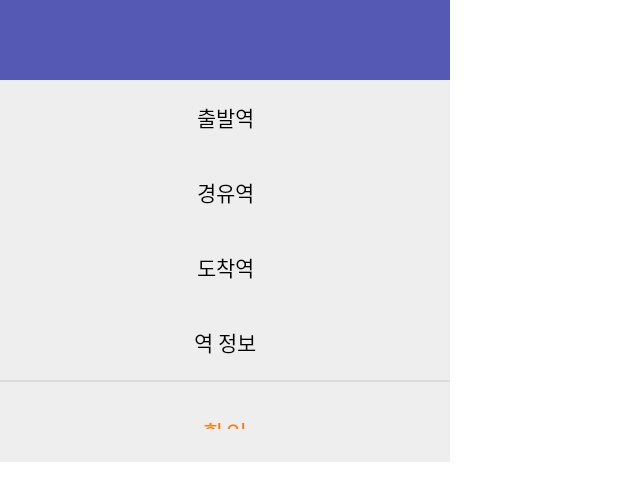
After one commit to PastPerson/MyeongRail, an Android app: the layout popup_activity.xml on its own in the app's theme, with its tools: preview values and no code run, on a phone screen of 412 x 824 dp. The commit adds this screen. Shown: the top 501 px of the screen. Run offline under Robolectric (Android 15) with nearby library versions, the phone set to English and light mode, and no system bars.

Commit message:
screen_coordinate&popup_add
팝업메뉴 및 좌표클릭시 팝업구현

```diff
--- a/teamproject/app/src/main/AndroidManifest.xml
+++ b/teamproject/app/src/main/AndroidManifest.xml
@@ -81,6 +81,7 @@
                 android:name="android.app.lib_name"
                 android:value="" />
         </activity>
+        <activity android:name=".PopupActivity" android:theme="@android:style/Theme.Dialog" />
     </application>
 
 </manifest>
--- /dev/null
+++ b/teamproject/app/src/main/res/layout/popup_activity.xml
@@ -0,0 +1,93 @@
+<?xml version="1.0" encoding="utf-8"?>
+<LinearLayout xmlns:android="http://schemas.android.com/apk/res/android"
+    android:background="#eeeeee"
+    android:orientation="vertical"
+    android:layout_width="300dp"
+    android:layout_height="wrap_content">
+
+    <!-- 타이틀바 -->
+    <LinearLayout
+        android:orientation="horizontal"
+        android:layout_width="match_parent"
+        android:layout_height="wrap_content">
+        <TextView
+            android:id="@+id/station_pop"
+            android:text=""
+            android:textSize="20sp"
+            android:textColor="#fff"
+            android:gravity="center"
+            android:background="#5559b4"
+            android:layout_width="match_parent"
+            android:layout_height="53dp" />
+    </LinearLayout>
+    <!-- //end 타이틀바 -->
+
+    <!-- Notice -->
+    <LinearLayout
+
+        android:orientation="vertical"
+        android:layout_width="match_parent"
+        android:layout_height="wrap_content">
+        <TextView
+            android:id="@+id/start_pop"
+            android:text="출발역"
+            android:textColor="#000"
+
+            android:gravity="center"
+
+            android:layout_width="match_parent"
+            android:layout_height="50dp" />
+        <TextView
+            android:id="@+id/transfer_pop"
+            android:text="경유역"
+            android:textColor="#000"
+
+            android:gravity="center"
+
+            android:layout_width="match_parent"
+            android:layout_height="50dp" />
+        <TextView
+            android:id="@+id/end_pop"
+            android:text="도착역"
+            android:textColor="#000"
+
+            android:gravity="center"
+
+            android:layout_width="match_parent"
+            android:layout_height="50dp" />
+        <TextView
+
+            android:text="역 정보"
+            android:textColor="#000"
+
+            android:gravity="center"
+
+            android:layout_width="match_parent"
+            android:layout_height="50dp" />
+    </LinearLayout>
+    <!-- Notice -->
+
+    <View
+        android:background="#66bdbdbd"
+        android:layout_width="match_parent"
+        android:layout_height="1dp" />
+
+    <!-- 닫기 버튼 -->
+    <LinearLayout
+        android:orientation="horizontal"
+        android:gravity="center"
+        android:layout_width="match_parent"
+        android:layout_height="wrap_content">
+        <Button
+            android:text="확인"
+            android:textSize="15sp"
+            android:textColor="#ff7a00"
+            android:padding="16dp"
+            android:gravity="center"
+            android:background="#00000000"
+            android:layout_width="match_parent"
+            android:layout_height="53dp"
+            android:onClick="mOnClose"/>
+    </LinearLayout>
+    <!--// 닫기 버튼 -->
+</LinearLayout>
--- a/teamproject/app/src/main/res/menu/popup.xml
+++ b/teamproject/app/src/main/res/menu/popup.xml
@@ -2,6 +2,7 @@
 
 <menu xmlns:android="http://schemas.android.com/apk/res/android"
     xmlns:app="http://schemas.android.com/apk/res-auto"
+
     >
     <item
         android:id="@+id/start"
```
Also changed, not shown: teamproject/app/src/main/java/com/example/teamproject/MainActivity.java (+59 -76 lines), teamproject/app/src/main/java/com/example/teamproject/PopupActivity.java (added, +66 -0 lines), teamproject/app/src/main/java/com/example/teamproject/Station_coordinate.java (added, +18 -0 lines), teamproject/app/src/main/java/com/example/teamproject/subway_result.java (+101 -24 lines), teamproject/app/src/main/res/layout/activity_main.xml (+7 -5 lines), teamproject/app/src/main/res/drawable/subway.png.
